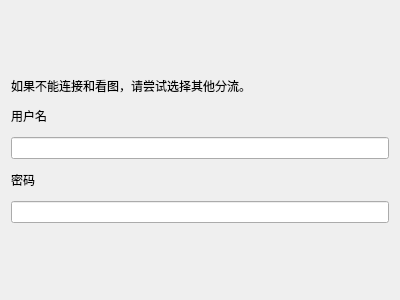
This is ui/component/ui_login_widget.ui in tonquer/JMComic-qt as Qt 5 draws it before an edit. The edited form follows.
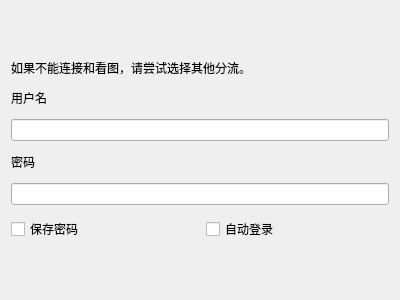
This is the edited form.

```diff
--- a/ui/component/ui_login_widget.ui
+++ b/ui/component/ui_login_widget.ui
@@ -64,6 +64,24 @@
      </property>
     </widget>
    </item>
+   <item>
+    <layout class="QHBoxLayout" name="horizontalLayout">
+     <item>
+      <widget class="QCheckBox" name="saveBox">
+       <property name="text">
+        <string>保存密码</string>
+       </property>
+      </widget>
+     </item>
+     <item>
+      <widget class="QCheckBox" name="autoBox">
+       <property name="text">
+        <string>自动登录</string>
+       </property>
+      </widget>
+     </item>
+    </layout>
+   </item>
    <item>
     <spacer name="verticalSpacer_2">
      <property name="orientation">
```
